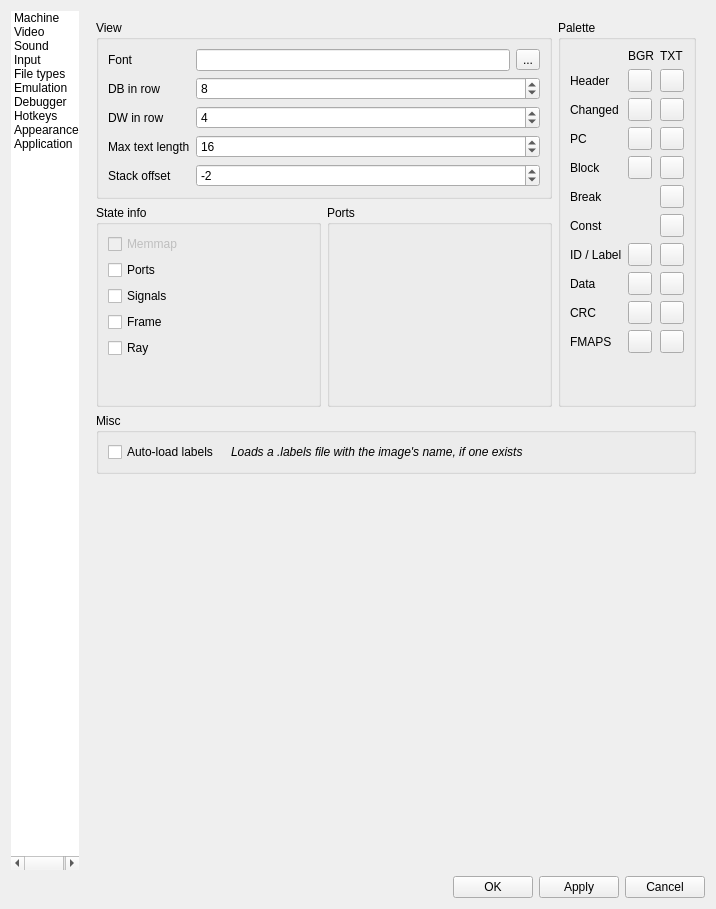
The window that ui/setupwin.ui (Loccy/xpeccy-plus) describes before a commit, drawn with Qt 5.
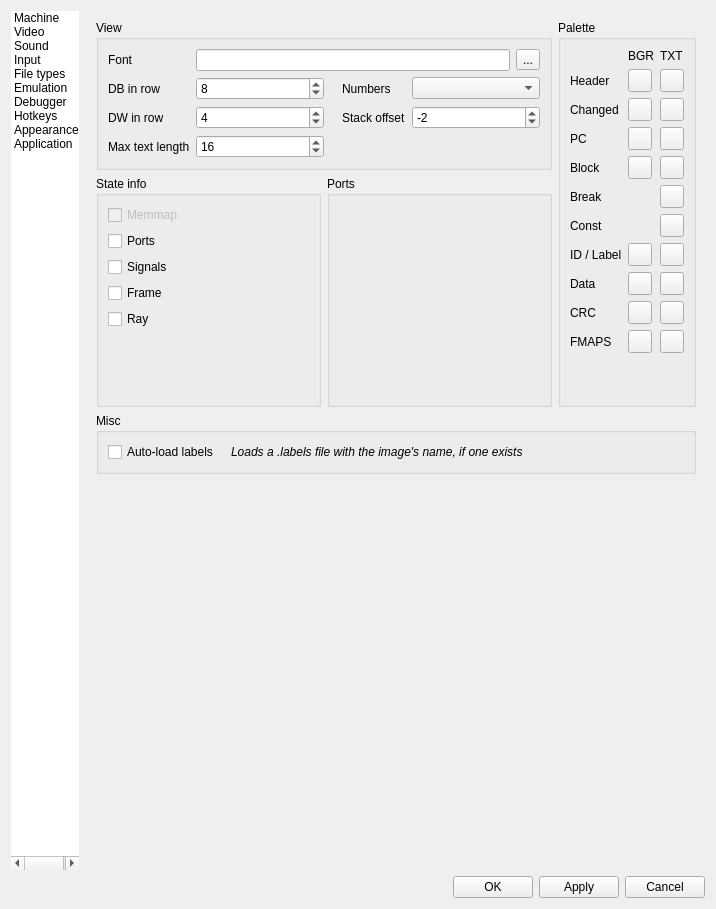
The same window after the commit. The open tabs and pages were chosen to show the change. Icons and pictures are not drawn. Custom widgets are drawn as their Qt base class.

```diff
--- a/ui/setupwin.ui
+++ b/ui/setupwin.ui
@@ -2963,7 +2963,7 @@
                  <property name="title">
                   <string>View</string>
                  </property>
-                 <layout class="QGridLayout" name="gridLayout_16" columnstretch="0,10">
+                 <layout class="QGridLayout" name="gridLayout_16" columnstretch="0,1,0,1">
                   <item row="0" column="0">
                    <widget class="QLabel" name="label_64">
                     <property name="text">
@@ -2971,7 +2971,7 @@
                     </property>
                    </widget>
                   </item>
-                  <item row="0" column="1">
+                  <item row="0" column="1" colspan="3">
                    <layout class="QHBoxLayout" name="horizontalLayout_38">
                     <item>
                      <widget class="QLineEdit" name="leDbgFont">
@@ -3077,7 +3077,29 @@
                     </property>
                    </widget>
                   </item>
-                  <item row="4" column="0">
+                  <item row="1" column="2">
+                   <widget class="QLabel" name="label_numbers">
+                    <property name="text">
+                     <string>Numbers</string>
+                    </property>
+                    <property name="toolTip">
+                     <string>How the debugger writes addresses and the listing's values.
+The button on the listing's bar switches hex and decimal</string>
+                    </property>
+                    <property name="indent">
+                     <number>12</number>
+                    </property>
+                   </widget>
+                  </item>
+                  <item row="1" column="3">
+                   <widget class="QComboBox" name="cbDbgNumbers">
+                    <property name="toolTip">
+                     <string>How the debugger writes addresses and the listing's values.
+The button on the listing's bar switches hex and decimal</string>
+                    </property>
+                   </widget>
+                  </item>
+                  <item row="2" column="2">
                    <widget class="QLabel" name="label_stackofs">
                     <property name="text">
                      <string>Stack offset</string>
@@ -3086,9 +3108,12 @@
                      <string>Offset the stack panel starts at.
 It goes on until the panel runs out of height</string>
                     </property>
+                    <property name="indent">
+                     <number>12</number>
+                    </property>
                    </widget>
                   </item>
-                  <item row="4" column="1">
+                  <item row="2" column="3">
                    <widget class="QSpinBox" name="sbDbgStackOfs">
                     <property name="toolTip">
                      <string>Offset the stack panel starts at.
```
